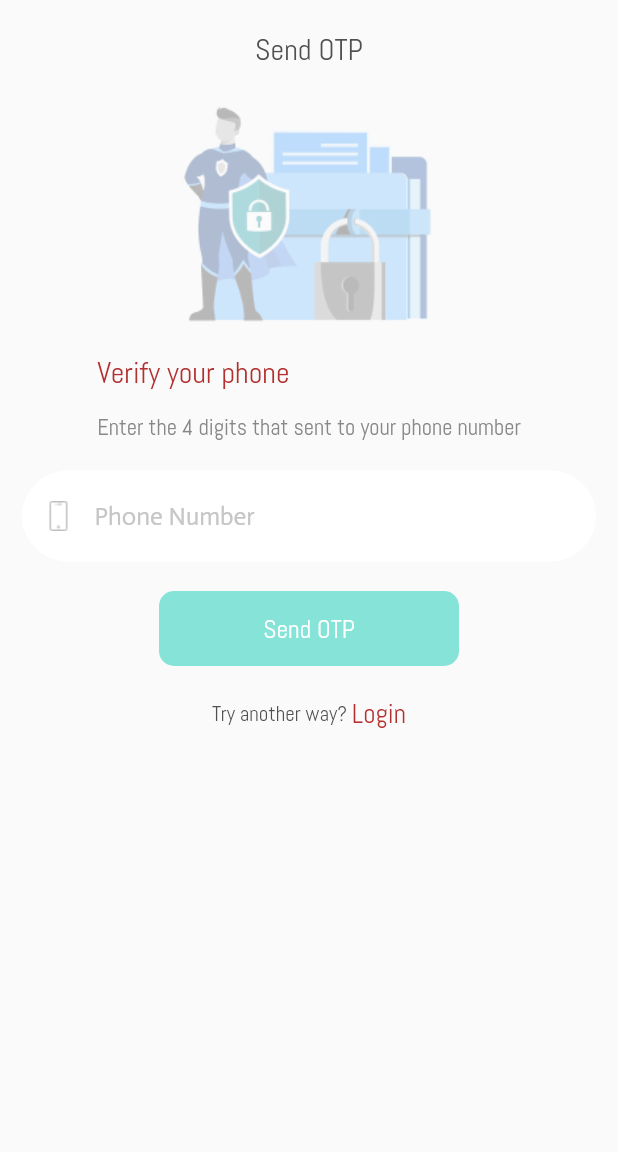
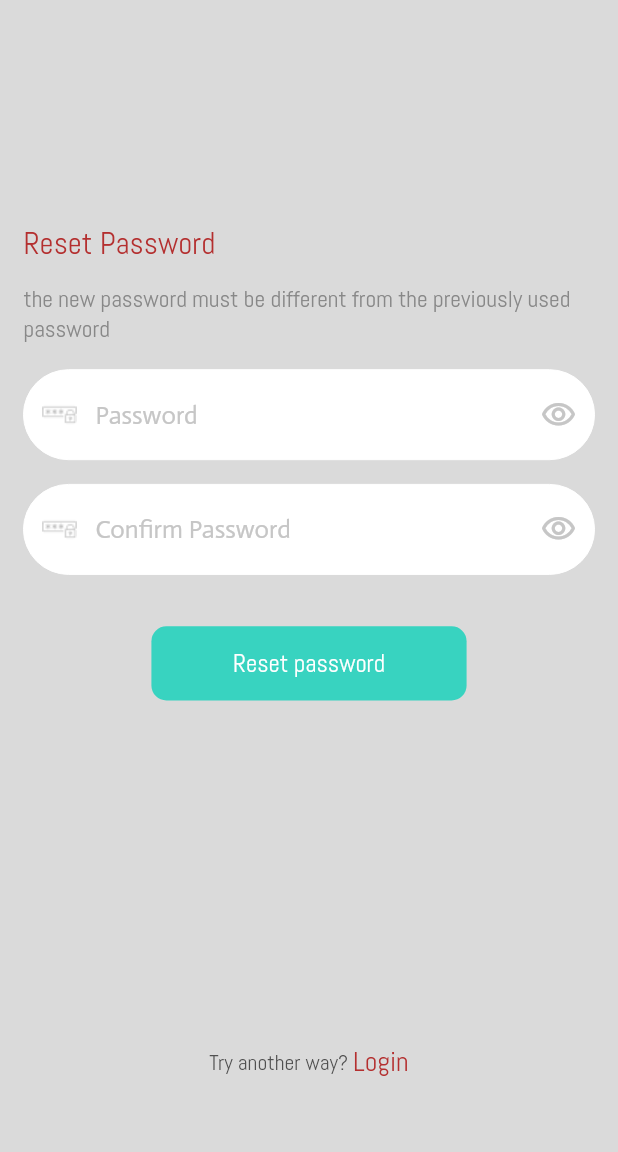
Before and after one commit to kerlosromany/fleet_fuel_green, a Flutter app: the screen it shows after launch, after a tap on "Forgot Password", on a phone screen of 412 x 824 dp, the part 84-1236 px from its top. Run offline on Flutter 3.47's test engine with Material 2 defaults, Android fonts, the phone set to English and light mode, and no system bars; our stand-ins replace bloc, conditional_builder_null_safety, dio, flutter_bloc, flutter_otp_text_field, flutter_translate and 4 more; missing offline and left inert: snapping_sheet; accounts and stored records are empty; network calls fail; Roboto replaces fonts that are missing (cairo).

Commit message:
third commit

```diff
--- a/lib/business_logic/Login_cubit/login_cubit.dart
+++ b/lib/business_logic/Login_cubit/login_cubit.dart
@@ -18,6 +18,7 @@ class LoginCubit extends Cubit<LoginState> {
 
   static LoginCubit get(context) => BlocProvider.of(context);
 
+  // change password visibility Logic
   IconData suffixIcon = Icons.visibility_outlined;
   bool isPassword = true;
   void changePasswordVisibility() {
@@ -25,6 +26,16 @@ class LoginCubit extends Cubit<LoginState> {
     suffixIcon =
         isPassword ? Icons.visibility_outlined : Icons.visibility_off_outlined;
     emit(ChangePasswordVisibilityState());
+  }
+
+  IconData suffixIconConfirm = Icons.visibility_outlined;
+  bool isConfirmPassword = true;
+  void changePasswordConfirmVisibility() {
+    isConfirmPassword = !isConfirmPassword;
+    suffixIconConfirm = isConfirmPassword
+        ? Icons.visibility_outlined
+        : Icons.visibility_off_outlined;
+    emit(ChangePasswordConfirmVisibilityState());
   }
 
   // verify Login Logic
@@ -128,4 +139,34 @@ class LoginCubit extends Cubit<LoginState> {
     codeText = "";
     emit(ChangeCodeTextToEmptyState());
   }
+
+  //reset password logic
+
+  late LoginModel modelAfterResetPassword;
+  resetPassword({
+    required String password,
+    required String confirmPassword,
+    required BuildContext context,
+  }) {
+    emit(ResetPasswordLoadingState());
+    DioHelper.postData(
+      url: epRESETPASSWORD,
+      body: {
+        "password": password,
+        "password_confirmation": confirmPassword,
+      },
+      token: "Bearer ${CacheHelper.getDataFromSharedPreference(key: 'token')}",
+    ).then((value) {
+      //print(value.data);
+      modelAfterResetPassword = LoginModel.fromJson(value.data);
+      //print(loginModel.data!.user!.token);
+      CacheHelper.saveDataSharedPreference(
+          key: 'token', value: modelAfterResetPassword.data!.user!.token);
+      emit(ResetPasswordSuccessState());
+    }).catchError((error) {
+      showToast(AppString.sLoginError, context);
+      print(error.toString());
+      emit(ResetPasswordErrorState(error: error.toString()));
+    });
+  }
 }
--- a/lib/business_logic/Login_cubit/login_states.dart
+++ b/lib/business_logic/Login_cubit/login_states.dart
@@ -14,7 +14,10 @@ class LoginErrorState extends LoginState {
   LoginErrorState({required this.error});
 }
 
+// change password visibility Logic
+
 class ChangePasswordVisibilityState extends LoginState{}
+class ChangePasswordConfirmVisibilityState extends LoginState{}
 
 // Verify Phone States
 class VerifyPhoneLoadingState extends LoginState {}
@@ -40,3 +43,16 @@ class VerifyOtpErrorState extends LoginState {
 
 class ChangeCodeTextState extends LoginState {}
 class ChangeCodeTextToEmptyState extends LoginState {}
+
+
+// reset password States
+
+class ResetPasswordLoadingState extends LoginState {}
+
+class ResetPasswordSuccessState extends LoginState {}
+
+class ResetPasswordErrorState extends LoginState {
+  final String error;
+
+  ResetPasswordErrorState({required this.error});
+}
--- a/lib/constants/end_points.dart
+++ b/lib/constants/end_points.dart
@@ -7,3 +7,5 @@ const String epGETPROFILE = 'GetProfile';
 const String epVERIFYPHONE = 'verifyPhone';
 
 const String epVERIFYOTP = "verifyOtp";
+
+const String epRESETPASSWORD = "resetPassword";
--- a/lib/presentation/router/app_router.dart
+++ b/lib/presentation/router/app_router.dart
@@ -28,6 +28,8 @@ class AppRouter {
         return MaterialPageRoute(builder: (_) => const SendOtpScreen());
       case AppRouterNames.rFindFuelStationScreen:
         return MaterialPageRoute(builder: (_) =>  FindFuelStationScren());
+      case AppRouterNames.rResetPasswordScreen:
+        return MaterialPageRoute(builder: (_) =>  ResetPasswordScreen());
       default:
         return null;
     }
--- a/lib/presentation/router/app_routers_names.dart
+++ b/lib/presentation/router/app_routers_names.dart
@@ -5,4 +5,5 @@ class AppRouterNames {
   static const rVerifyPhoneNumber = '/verifyPhoneNumber';
   static const rSendOtp = '/SendOtp';
   static const rFindFuelStationScreen = '/FindFuelStationScreen';
+  static const rResetPasswordScreen = '/ResetPasswordScreen';
 }
--- a/lib/presentation/screens/shared/login_screen.dart
+++ b/lib/presentation/screens/shared/login_screen.dart
@@ -132,7 +132,7 @@ class LoginScreen extends StatelessWidget {
                             InkWell(
                               onTap: () {
                                 Navigator.pushNamed(
-                                    context, AppRouterNames.rVerifyPhoneNumber);
+                                    context, AppRouterNames.rResetPasswordScreen);
                               },
                               child: DefaultText(
                                 color: AppColor.grey3,
--- a/lib/presentation/screens/shared/resend_password_screen.dart
+++ b/lib/presentation/screens/shared/resend_password_screen.dart
@@ -2,23 +2,38 @@ import 'package:flutter/material.dart';
 import 'package:flutter/src/foundation/key.dart';
 import 'package:flutter/src/widgets/container.dart';
 import 'package:flutter/src/widgets/framework.dart';
+import 'package:flutter_bloc/flutter_bloc.dart';
+import 'package:magdsoft_flutter_structure/business_logic/Login_cubit/login_cubit.dart';
+import 'package:magdsoft_flutter_structure/business_logic/Login_cubit/login_states.dart';
 
 import '../../../constants/strings.dart';
+import '../../router/app_routers_names.dart';
 import '../../styles/colors.dart';
 import '../../widget/default_container.dart';
 import '../../widget/default_text.dart';
 import '../../widget/default_text_field.dart';
+import '../../widget/progress_indicator_widget.dart';
 
-class ResendPasswordScreen extends StatelessWidget {
-   ResendPasswordScreen({Key? key}) : super(key: key);
+class ResetPasswordScreen extends StatelessWidget {
+  ResetPasswordScreen({Key? key}) : super(key: key);
   TextEditingController passwordController = TextEditingController();
   TextEditingController passwordConfirmController = TextEditingController();
+  var formKey = GlobalKey<FormState>();
 
   @override
   Widget build(BuildContext context) {
     double screenHeight = MediaQuery.of(context).size.height;
     double screenWidth = MediaQuery.of(context).size.width;
-
+    return BlocProvider(
+      create: (context) => LoginCubit(),
+      child: BlocConsumer<LoginCubit, LoginState>(
+        listener: (context, state) {
+          if (state is ResetPasswordSuccessState) {
+            Navigator.pushNamed(context, AppRouterNames.rHome);
+          }
+        },
+        builder: (context, state) {
+          LoginCubit cubit = LoginCubit.get(context);
           return Scaffold(
             backgroundColor: AppColor.grey6,
             appBar: AppBar(
@@ -34,6 +49,8 @@ class ResendPasswordScreen extends StatelessWidget {
               child: Padding(
                 padding: EdgeInsets.symmetric(horizontal: 0.038 * screenWidth),
                 child: SingleChildScrollView(
+                  child: Form(
+                    key: formKey,
                     child: Column(
                       crossAxisAlignment: CrossAxisAlignment.start,
                       children: [
@@ -57,44 +74,82 @@ class ResendPasswordScreen extends StatelessWidget {
                           color: AppColor.grey3,
                           hintTxt: "Password",
                           img: AppString.sPasswordPhoto1,
-                  isPassword: true,
-                  textInputType: TextInputType.text,
+                          isPassword: cubit.isPassword,
+                          textInputType: TextInputType.visiblePassword,
                           textEditingController: passwordController,
-                  validate: (value){},
+                          validate: (value) {
+                            if (value.isEmpty) {
+                              return "Password must be not empty";
+                            } else if (value.length < 6) {
+                              return "Password must be 9 characters or more";
+                            }
+                            return null;
+                          },
+                          suffixPressed: () {
+                            cubit.changePasswordVisibility();
+                          },
+                          iconData: cubit.suffixIcon,
                         ),
                         SizedBox(height: 0.02 * screenHeight),
                         DefaultTextField(
-
                           height: 0.06 * screenHeight,
                           color: AppColor.grey3,
                           hintTxt: "Confirm Password",
                           img: AppString.sPasswordPhoto1,
-                  isPassword: true,
-                  textInputType: TextInputType.text,
+                          isPassword: cubit.isConfirmPassword,
+                          textInputType: TextInputType.visiblePassword,
                           textEditingController: passwordConfirmController,
-                  validate: (value){},
+                          validate: (value) {
+                            if (value.isEmpty) {
+                              return "Password must be not empty";
+                            } else if (value.length < 6) {
+                              return "Password must be 9 characters or more";
+                            } else if (value != passwordController.text) {
+                              return "Password does not match";
+                            }
+                            return null;
+                          },
+                          suffixPressed: () {
+                            cubit.changePasswordConfirmVisibility();
+                          },
+                          iconData: cubit.suffixIconConfirm,
                         ),
                         SizedBox(height: 0.042 * screenHeight),
                         Row(
                           mainAxisAlignment: MainAxisAlignment.center,
-                  children:  [
-                    DefaultContainer(
+                          children: [
+                            InkWell(
+                              onTap: () {
+                                if (formKey.currentState!.validate()) {
+                                  cubit.resetPassword(
+                                    password: passwordController.text,
+                                    confirmPassword:
+                                        passwordConfirmController.text,
+                                    context: context,
+                                  );
+                                }
+                              },
+                              child: state is ResetPasswordLoadingState
+                                  ? const ProgressIndicatorWidget()
+                                  : DefaultContainer(
                                       color: AppColor.teal,
                                       width: 0.51 * screenWidth,
-                      height: 0.06*screenHeight,
+                                      height: 0.06 * screenHeight,
                                       borderRadius: 10,
                                       widget: DefaultText(
                                         text: AppString.sResetPassword,
                                         color: AppColor.white,
                                         fontSize: 0.04 * screenWidth,
-                          fontWeight: FontWeight.w300,),
+                                        fontWeight: FontWeight.w300,
+                                      ),
+                                    ),
                             ),
                           ],
                         ),
                         SizedBox(height: 0.278 * screenHeight),
                         Row(
                           mainAxisAlignment: MainAxisAlignment.center,
-                  children:  [
+                          children: [
                             DefaultText(
                               text: AppString.sTry,
                               color: AppColor.grey3,
@@ -114,6 +169,10 @@ class ResendPasswordScreen extends StatelessWidget {
                   ),
                 ),
               ),
+            ),
+          );
+        },
+      ),
     );
   }
 }
```
Lines whose indentation alone changed are shown as unchanged.
